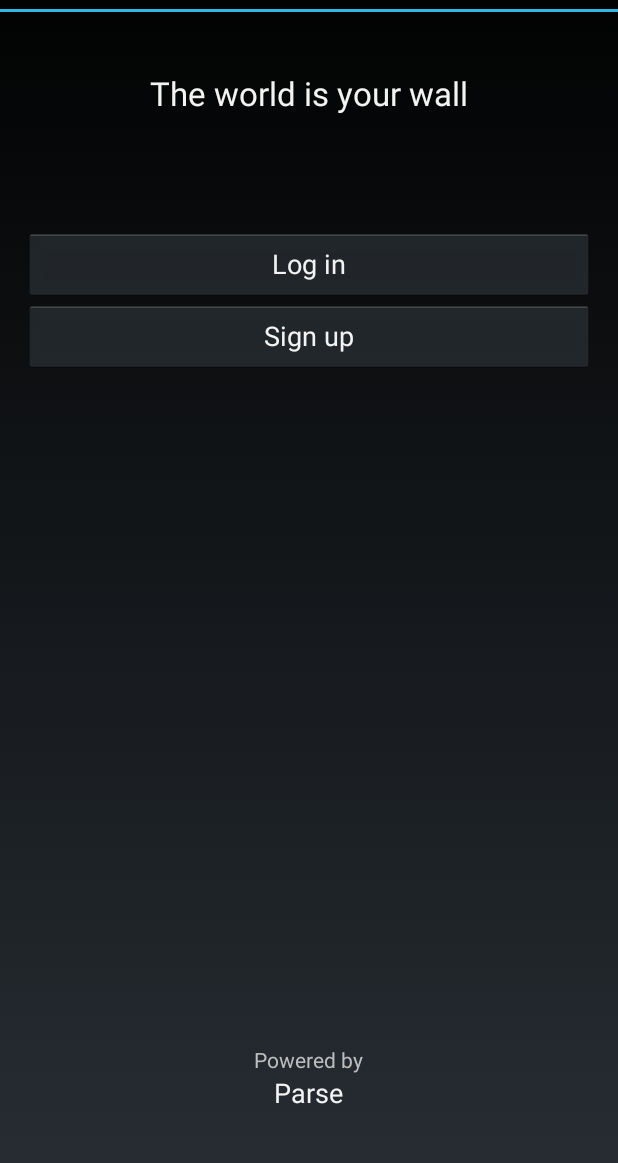
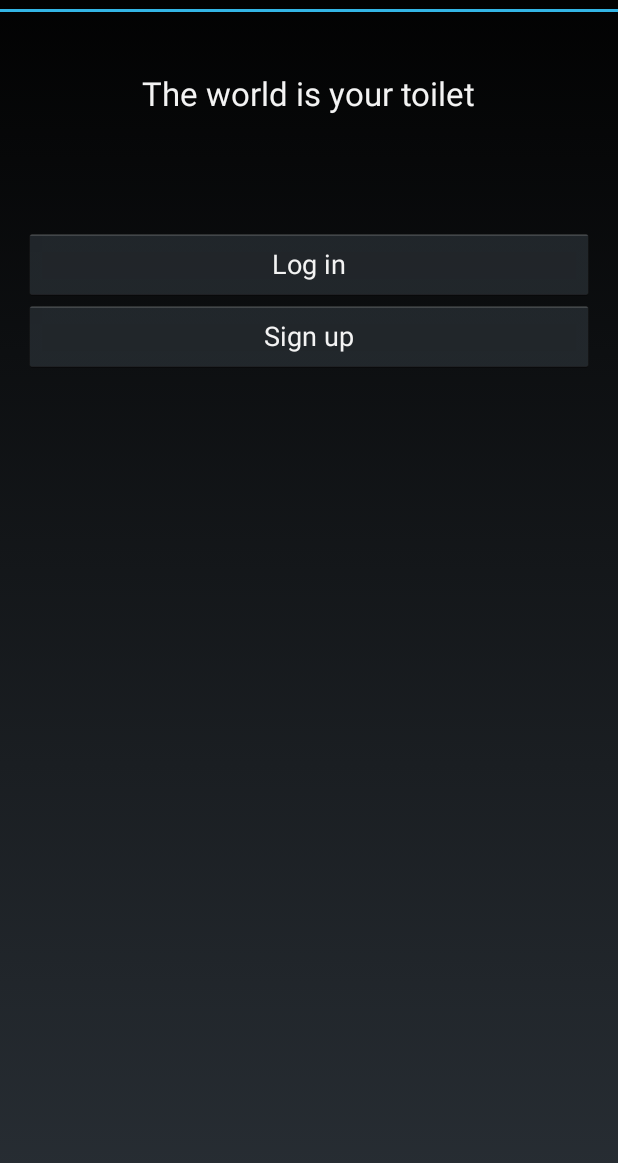
Before and after one commit to YesGood/ShitIn, an Android app: the screen it shows after launch (WelcomeActivity), on a phone screen of 412 x 824 dp, the part 60-1223 px from its top. Run offline under Robolectric (Android 15) with nearby library versions, the phone set to English and light mode, and no system bars; 4 statements that could not run were skipped.

Commit message:
modify string

```diff
--- a/ShitIn/app/src/main/java/com/yesgood/shitIn/MainActivity.java
+++ b/ShitIn/app/src/main/java/com/yesgood/shitIn/MainActivity.java
@@ -13,7 +13,6 @@ import android.support.v4.app.FragmentManager;
 import android.util.Log;
 import android.view.Menu;
 import android.view.MenuItem;
-import android.view.MenuItem.OnMenuItemClickListener;
 import android.view.View;
 import android.view.View.OnClickListener;
 import android.view.ViewGroup;
@@ -52,7 +51,6 @@ import com.parse.ParseQueryAdapter;
 import com.yesgood.shitIn.fragments.CheckIn;
 import com.yesgood.shitIn.fragments.CreateNewToilet;
 import com.yesgood.shitIn.fragments.HealthReport;
-import com.yesgood.shitIn.fragments.ToiletDetail;
 
 import java.util.HashMap;
 import java.util.HashSet;
@@ -780,14 +778,16 @@ public class MainActivity extends FragmentActivity implements LocationListener,
   @Override
   public boolean onCreateOptionsMenu(Menu menu) {
     // Inflate the menu; this adds items to the action bar if it is present.
+
     getMenuInflater().inflate(R.menu.main, menu);
 
-    menu.findItem(R.id.action_settings).setOnMenuItemClickListener(new OnMenuItemClickListener() {
+    menu.findItem(R.id.action_settings).setOnMenuItemClickListener(new MenuItem.OnMenuItemClickListener() {
       public boolean onMenuItemClick(MenuItem item) {
         startActivity(new Intent(MainActivity.this, SettingsActivity.class));
         return true;
       }
     });
+
     return true;
   }
 
--- a/ShitIn/app/src/main/res/layout/activity_welcome.xml
+++ b/ShitIn/app/src/main/res/layout/activity_welcome.xml
@@ -33,26 +33,6 @@
         android:text="@string/signup" />
 
     <TextView
-        android:id="@+id/textview_1"
-        android:layout_width="wrap_content"
-        android:layout_height="wrap_content"
-        android:layout_alignParentBottom="true"
-        android:layout_centerHorizontal="true"
-        android:layout_marginBottom="52dp"
-        android:text="@string/powered_by"
-        android:textAppearance="?android:attr/textAppearanceSmall" />
-
-    <TextView
-        android:id="@+id/textview_2"
-        android:layout_width="wrap_content"
-        android:layout_height="wrap_content"
-        android:layout_alignTop="@+id/textview_1"
-        android:layout_centerHorizontal="true"
-        android:layout_marginTop="19dp"
-        android:text="@string/parse"
-        android:textAppearance="?android:attr/textAppearanceMedium" />
-
-    <TextView
         android:id="@+id/textview_3"
         android:layout_width="wrap_content"
         android:layout_height="wrap_content"
--- a/ShitIn/app/src/main/res/menu/main.xml
+++ b/ShitIn/app/src/main/res/menu/main.xml
@@ -1,9 +1,10 @@
-<menu xmlns:android="http://schemas.android.com/apk/res/android" >
+<menu xmlns:android="http://schemas.android.com/apk/res/android"
+    xmlns:yourapp="http://schemas.android.com/apk/res-auto" >
 
     <item
         android:id="@+id/action_settings"
         android:orderInCategory="100"
-        android:showAsAction="never"
+        android:showAsAction="always"
         android:title="@string/action_settings"/>
 
 </menu>
--- a/ShitIn/app/src/main/res/values-v11/styles_apptheme.xml
+++ b/ShitIn/app/src/main/res/values-v11/styles_apptheme.xml
@@ -7,7 +7,10 @@
       <item name="android:dropDownSelector">@drawable/apptheme_list_selector_holo_light</item>
 	    <item name="android:background">@drawable/apptheme_edit_text_holo_light</item>
   </style>
-
+    <style name="ActionBarAppTheme" parent="android:Widget.ActionBar">
+        <item name="android:background">@color/apptheme_color</item>
+        <item name="android:textColor">#FFFFFF</item>
+    </style>
   <style name="ButtonAppTheme" parent="android:Widget.Holo.Light.Button">
 	  <item name="android:background">@drawable/apptheme_btn_default_holo_light</item>
       <item name="android:textColor">#FFFFFFFF</item>
--- a/ShitIn/app/src/main/res/values-v11/themes_apptheme.xml
+++ b/ShitIn/app/src/main/res/values-v11/themes_apptheme.xml
@@ -8,6 +8,7 @@
   <style name="_AppTheme" parent="Theme.AppCompat.Light">
     <item name="android:windowBackground">@color/theme_color_background</item>
     <item name="android:colorBackground">@color/theme_color_background</item>
+    <item name="android:actionBarStyle">@style/ActionBarAppTheme</item>
 
     <item name="android:editTextBackground">@drawable/apptheme_edit_text_holo_light</item>
 
--- a/ShitIn/app/src/main/res/values/language.xml
+++ b/ShitIn/app/src/main/res/values/language.xml
@@ -40,7 +40,7 @@
     <string name="leave_text">Leave</string>
     <string name="rating_text">Rating</string>
     <string name="comment_text">Comment</string>
-    <string name="record_health_text">Health record</string>
+    <string name="record_health_text">Health Record</string>
     <string name="action_shit_type">Type</string>
     <string name="action_shit_text">Poo</string>
     <string name="action_urinal_text">Pee</string>
@@ -50,7 +50,7 @@
     <string name="good_text">Good</string>
     <string name="post_rating_progress_text">Posting rating data ...</string>
     <string name="post_health_progress_text">Posting health data ...</string>
-    <string name="report_text">My health report</string>
+    <string name="report_text">My Health Report</string>
     <string name="last_urinate_text">Last urinate:</string>
     <string name="no_data_text">no data</string>
 </resources>
--- a/ShitIn/app/src/main/res/values/strings.xml
+++ b/ShitIn/app/src/main/res/values/strings.xml
@@ -7,7 +7,7 @@
     <string name="signup">Sign up</string>
     <string name="powered_by">Powered by</string>
     <string name="parse">Parse</string>
-    <string name="slogan">The world is your wall</string>
+    <string name="slogan">The world is your toilet</string>
     <string name="title_activity_settings">Settings</string>
     <string name="search_distance">Search Distance</string>
     <string name="logout_full">Log out of Anywall</string>
--- a/ShitIn/app/src/main/res/values/styles_apptheme.xml
+++ b/ShitIn/app/src/main/res/values/styles_apptheme.xml
@@ -8,6 +8,10 @@
 	  <item name="android:textColor">#000000</item>
   </style>
 
+    <style name="ActionBarAppTheme" parent="android:Widget.ActionBar">
+        <item name="android:background">@color/apptheme_color</item>
+        <item name="android:textColor">#FFFFFF</item>
+    </style>
   <style name="AutoCompleteTextViewAppTheme" parent="android:Widget.AutoCompleteTextView">
       <item name="android:dropDownSelector">@drawable/apptheme_list_selector_holo_light</item>
 	  <item name="android:background">@drawable/apptheme_edit_text_holo_light</item>
--- a/ShitIn/app/src/main/res/values/themes_apptheme.xml
+++ b/ShitIn/app/src/main/res/values/themes_apptheme.xml
@@ -6,8 +6,8 @@
   <style name="_FragmentTheme" parent="Theme.AppCompat.Light.Dialog">
     <item name="android:windowBackground">@color/theme_color_background</item>
     <item name="android:colorBackground">@color/theme_color_background</item>
-
     <item name="android:editTextStyle">@style/EditTextAppTheme</item>
+    <item name="android:actionBarStyle">@style/ActionBarAppTheme</item>
 
     <item name="android:textColorHighlight">#9999cc00</item>
 
```
Also changed, not shown: ShitIn/app/src/main/res/layout/activity_main.xml (+9 -4 lines), ShitIn/app/src/main/res/mipmap-hdpi/ic_btn_close.png (added), ShitIn/app/src/main/res/mipmap-xxxhdpi/ic_btn_close.png (added).
